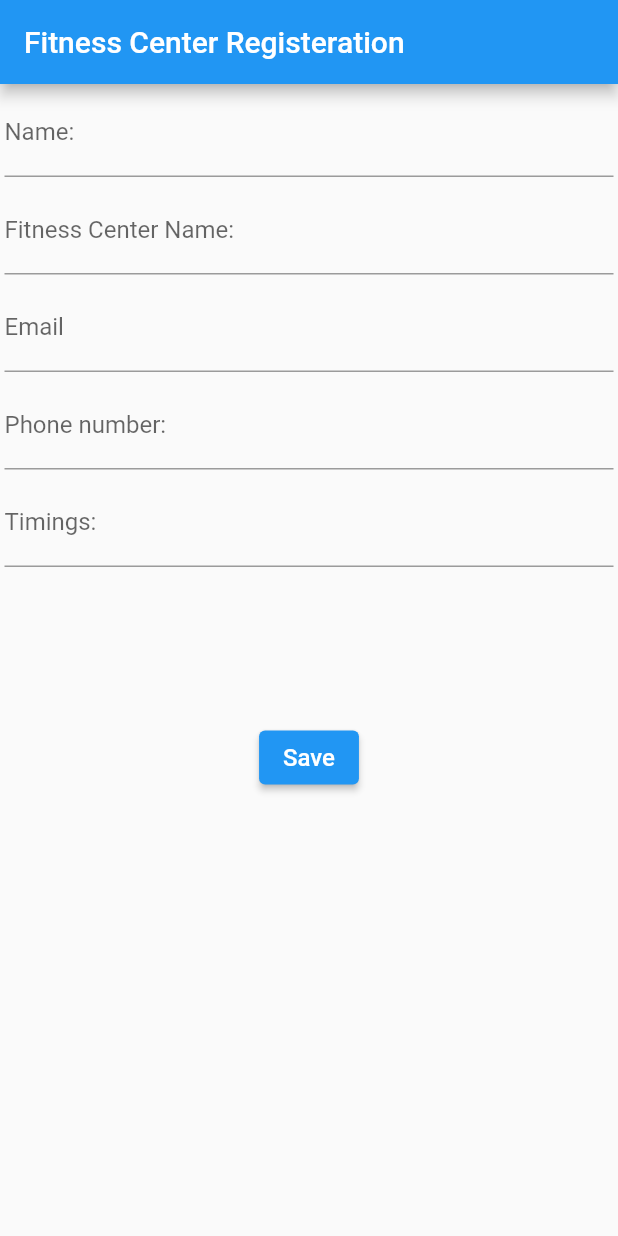
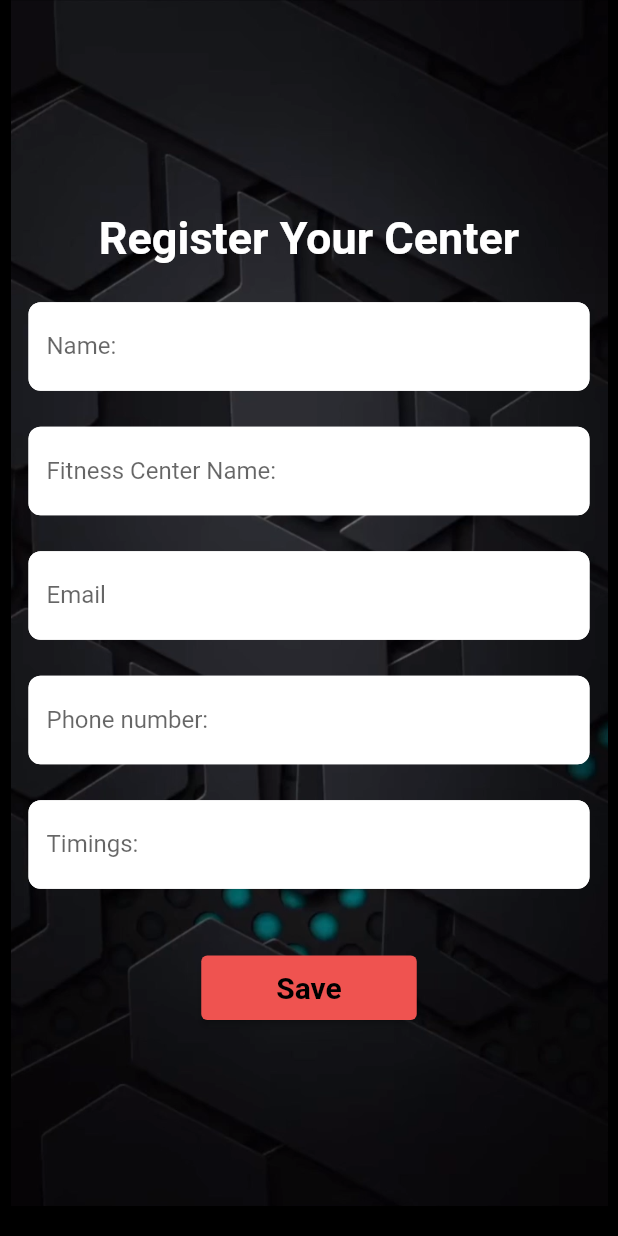
Before and after one commit to Ahmed07z/Fitness-Locator, a Flutter app: the FitnessRegisteration screen opened directly, on a phone screen of 412 x 824 dp. Run offline on Flutter 3.47's test engine with Material 2 defaults, Android fonts, the phone set to English and light mode, and no system bars; our stand-ins replace animated_splash_screen, cloud_firestore, firebase_core, get, google_fonts, google_sign_in and 2 more; accounts and stored records are empty.

```diff
--- a/lib/main.dart
+++ b/lib/main.dart
@@ -1,5 +1,6 @@
 import 'package:f1/animatedsplash/splashscreen.dart';
 import 'package:f1/pages/AdminLogin.dart';
+import 'package:f1/pages/FitnessRegisteration.dart';
 import 'package:f1/pages/HomePage.dart';
 import 'package:f1/pages/StartAppScreen.dart';
 import 'package:f1/widgeds/AppBarWidged.dart';
@@ -27,7 +28,7 @@ class _MyappState extends State<Myapp> {
     return GetMaterialApp(
       themeMode: ThemeMode.dark,
       debugShowCheckedModeBanner: false,
-      home: SplashScreen(),
+      home: FitnessRegisteration(),
     );
   }
 }
--- a/lib/pages/FitnessRegisteration.dart
+++ b/lib/pages/FitnessRegisteration.dart
@@ -18,7 +18,17 @@ class _FitnessRegisterationState extends State<FitnessRegisteration> {
 
   Widget? _buildNameField() {
     return TextFormField(
-      decoration: InputDecoration(labelText: 'Name:',),
+      decoration: InputDecoration(labelText: 'Name:',
+      filled: true,
+          fillColor: Colors.white,
+          enabledBorder: OutlineInputBorder(
+              borderSide: BorderSide(
+                color: Colors.white,
+              ),
+              borderRadius: BorderRadius.circular(8.0)),
+          focusedBorder: OutlineInputBorder(
+              borderSide: BorderSide(color: Colors.white),
+              borderRadius: BorderRadius.circular(2.0))),
       validator: (String? value){
         if(value!.isEmpty){
           return 'Name is required';
@@ -33,7 +43,17 @@ class _FitnessRegisterationState extends State<FitnessRegisteration> {
 
   Widget? _buildCenterNameField() {
      return TextFormField(
-      decoration: InputDecoration(labelText: 'Fitness Center Name:',),
+      decoration: InputDecoration(labelText: 'Fitness Center Name:',
+      filled: true,
+          fillColor: Colors.white,
+          enabledBorder: OutlineInputBorder(
+              borderSide: BorderSide(
+                color: Colors.white,
+              ),
+              borderRadius: BorderRadius.circular(8.0)),
+          focusedBorder: OutlineInputBorder(
+              borderSide: BorderSide(color: Colors.white),
+              borderRadius: BorderRadius.circular(2.0))),
       validator: (String? value){
         if(value!.isEmpty){
           return ' Center Name is required';
@@ -48,7 +68,17 @@ class _FitnessRegisterationState extends State<FitnessRegisteration> {
 
   Widget? _buildemailField() {
  return TextFormField(
-      decoration: InputDecoration(labelText: 'Email'),
+      decoration: InputDecoration(labelText: 'Email',
+       filled: true,
+          fillColor: Colors.white,
+          enabledBorder: OutlineInputBorder(
+              borderSide: BorderSide(
+                color: Colors.white,
+              ),
+              borderRadius: BorderRadius.circular(8.0)),
+          focusedBorder: OutlineInputBorder(
+              borderSide: BorderSide(color: Colors.white),
+              borderRadius: BorderRadius.circular(2.0))),
       validator: (String? value) {
         if (value!.isEmpty) {
           return 'Email is Required';
@@ -70,7 +100,15 @@ class _FitnessRegisterationState extends State<FitnessRegisteration> {
 
   Widget? _buildphonenoField() {
    return TextFormField(
-      decoration: InputDecoration(labelText: 'Phone number:',),
+      decoration: InputDecoration(labelText: 'Phone number:',
+       filled: true,
+          fillColor: Colors.white,
+       enabledBorder:
+              OutlineInputBorder(borderSide: BorderSide(color: Colors.white,
+              ),borderRadius: BorderRadius.circular(8.0)),
+          focusedBorder:
+              OutlineInputBorder(borderSide: BorderSide(color: Colors.white),borderRadius: BorderRadius.circular(2.0))
+              ),
       validator: (String? value){
         if(value!.isEmpty){
           return ' Phoneno is required';
@@ -85,7 +123,17 @@ class _FitnessRegisterationState extends State<FitnessRegisteration> {
 
   Widget? _buildtimingsField() {
   return TextFormField(
-      decoration: InputDecoration(labelText: 'Timings:',),
+      decoration: InputDecoration(labelText: 'Timings:',
+        filled: true,
+          fillColor: Colors.white,
+          enabledBorder: OutlineInputBorder(
+              borderSide: BorderSide(
+                color: Colors.white,
+              ),
+              borderRadius: BorderRadius.circular(8.0)),
+          focusedBorder: OutlineInputBorder(
+              borderSide: BorderSide(color: Colors.white),
+              borderRadius: BorderRadius.circular(2.0))),
       validator: (String? value){
         if(value!.isEmpty){
           return ' Center Timing is required';
@@ -100,42 +148,79 @@ class _FitnessRegisterationState extends State<FitnessRegisteration> {
 
   @override
   Widget build(BuildContext context) {
-    return Scaffold(
-      appBar: AppBar(title: Text("Fitness Center Registeration")),
-      body:SingleChildScrollView(
+    return Scaffold(backgroundColor:
+    Colors.black,
+
+
+      // appBar: AppBar(title: Text("Fitness Center Registeration"),backgroundColor: Colors.black,),
+      body:
+      Padding(
+        padding: const EdgeInsets.only(top:0,right: 7.0,left: 7.0,bottom: 20),
+        child: SingleChildScrollView(
+
 
           child: Form(
             key:_formkey,
+              child: Container( height: MediaQuery.of(context).size.height,
+            decoration: BoxDecoration(
+            image: DecorationImage(
+              image: AssetImage("assets/images/adminlogin.png"),
+              fit: BoxFit.cover,
+            ),
+          ),
                 child: Column(
             mainAxisAlignment: MainAxisAlignment.center,
+
             children: <Widget>[
+              Row(
+                mainAxisAlignment: MainAxisAlignment.spaceEvenly,children: [
+                 Text(
+                          'Register Your Center',
+                          style: TextStyle(
+                              fontWeight: FontWeight.bold,
+                              fontSize: 30,
+                              color: Colors.white),
+                        ),
+              ],
+
+              ),
                 Padding(
-              padding: const EdgeInsets.all(3.0),
+                  padding: const EdgeInsets.only(top:25,left: 12,right: 12,bottom: 12),
                   child: _buildNameField(),
                 ),
                 Padding(
-              padding: const EdgeInsets.all(3.0),
+                  padding: const EdgeInsets.all(12.0),
                   child: _buildCenterNameField(),
                 ),
                 Padding(
-              padding: const EdgeInsets.all(3.0),
+                  padding: const EdgeInsets.all(12.0),
                   child: _buildemailField(),
                 ),
                 Padding(
-              padding: const EdgeInsets.all(3.0),
+                  padding: const EdgeInsets.all(12.0),
                   child: _buildphonenoField(),
                 ),
                 Padding(
-              padding: const EdgeInsets.all(3.0),
+                  padding: const EdgeInsets.all(12.0),
                   child: _buildtimingsField(),
                 ),
                 SizedBox(
-              height: 100,
+                  height: 30,
+
                 ),
                 ElevatedButton(
                   child: Text(
                     'Save',
-                style: TextStyle(color: Colors.white, fontSize: 16),
+                    style: TextStyle(color: Colors.black, fontSize: 20,fontWeight: FontWeight.bold),
+
+
+
+                  ),
+                  style: ButtonStyle(
+                    backgroundColor: MaterialStateProperty.all(Colors.red[400]),
+                    padding: MaterialStateProperty.all(EdgeInsets.only(right:
+                      50.0,left: 50.0,top: 10,bottom: 10
+                    ))
                   ),
                   onPressed: (){
                     if(!_formkey.currentState!.validate()){
@@ -149,7 +234,9 @@ class _FitnessRegisterationState extends State<FitnessRegisteration> {
                   },
                 )
             ],
+          ),
               )),
+        ),
       ),
     );
   }
--- a/lib/pages/startappscreen.dart
+++ b/lib/pages/startappscreen.dart
@@ -11,6 +11,7 @@ class StartScreen extends StatefulWidget {
 
 class _StartScreenState extends State<StartScreen> {
   bool changebutton = false;
+  String UserSelected = "usertype";
   @override
   Widget build(BuildContext context) {
     return Scaffold(
@@ -60,11 +61,12 @@ class _StartScreenState extends State<StartScreen> {
                       width: changebutton ? 50 : 490,
                       alignment: Alignment.center,
                       child: InkWell(
-                        onTap: ()  {
+                        onTap: () {
                           Navigator?.push(
                               context,
                               MaterialPageRoute(
                                   builder: (context) => loginpage()));
+                          UserSelected = "customer";
                         },
                         child: changebutton
                             ? Icon(
@@ -100,7 +102,12 @@ class _StartScreenState extends State<StartScreen> {
                   width: changebutton ? 50 : 490,
                   alignment: Alignment.center,
                   child: InkWell(
-                    onTap: () => {},
+                    onTap: () {
+                       Navigator?.push(context,
+                          MaterialPageRoute(builder: (context) => loginpage()));
+                      UserSelected = "owner";
+
+                    },
                     child: changebutton
                         ? Icon(
                             Icons.done,
```
Lines whose indentation alone changed are shown as unchanged.
